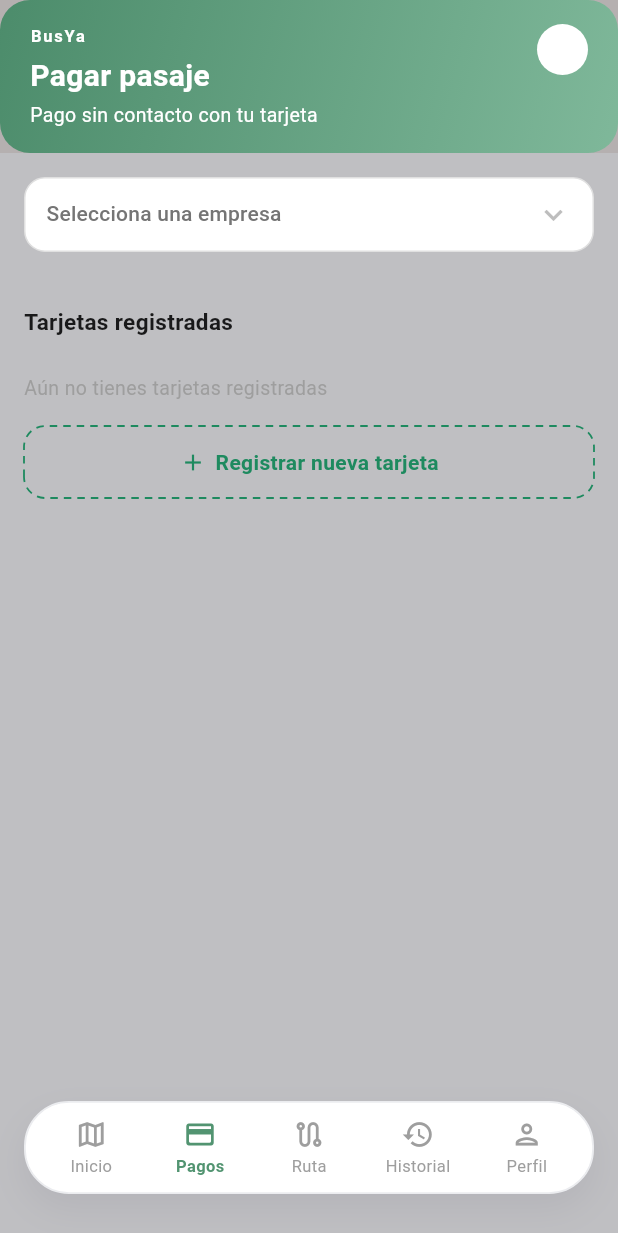
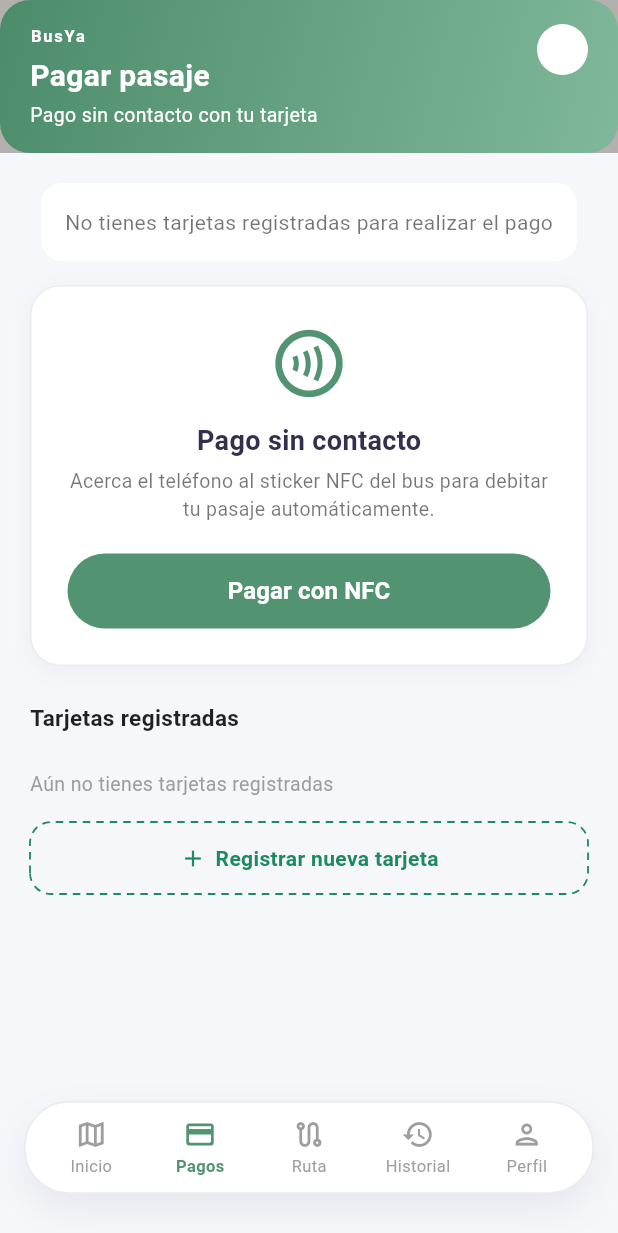
Before and after one commit to SkynetProyect/BusYa---Flutter, a Flutter app: the screen it shows once a user with an empty profile is signed in, item 2 of the bottom bar chosen, on a phone screen of 412 x 824 dp. Shown: the top 1233 px of the screen. Run offline on Flutter 3.47's test engine with Material 3 defaults, Android fonts, the phone set to English and light mode, and no system bars; our stand-ins replace flutter_dotenv, flutter_map, geolocator, latlong2, supabase_flutter; missing offline and left inert: nfc_manager; accounts and stored records are empty.

Commit message:
feat(payments): refactor NfcPayment component and update TransaccionNfc model with geolocation support

```diff
--- /dev/null
+++ b/devtools_options.yaml
@@ -0,0 +1,3 @@
+description: This file stores settings for Dart & Flutter DevTools.
+documentation: https://docs.flutter.dev/tools/devtools/extensions#configure-extension-enablement-states
+extensions:
--- a/lib/interfaces/TransaccionNfcInterface.dart
+++ b/lib/interfaces/TransaccionNfcInterface.dart
@@ -5,6 +5,8 @@ abstract class TransaccionNfcInterface {
   final double monto;
   final DateTime? fechaTransaccion;
   final bool? sincronizadoOffline;
+  final double? latitud;
+  final double? longitud;
 
   TransaccionNfcInterface({
     this.id,
@@ -13,5 +15,7 @@ abstract class TransaccionNfcInterface {
     required this.monto,
     this.fechaTransaccion,
     this.sincronizadoOffline,
+    this.latitud,
+    this.longitud,
   });
 }
--- a/lib/model/TransaccionNfc.dart
+++ b/lib/model/TransaccionNfc.dart
@@ -13,6 +13,10 @@ class TransaccionNfc implements TransaccionNfcInterface {
   final DateTime? fechaTransaccion;
   @override
   final bool? sincronizadoOffline;
+  @override
+  final double? latitud;
+  @override
+  final double? longitud;
 
   TransaccionNfc({
     this.id,
@@ -21,5 +25,7 @@ class TransaccionNfc implements TransaccionNfcInterface {
     required this.monto,
     this.fechaTransaccion,
     this.sincronizadoOffline,
+    this.latitud,
+    this.longitud,
   });
 }
--- a/lib/page/pagos/Pagos.dart
+++ b/lib/page/pagos/Pagos.dart
@@ -1,11 +1,11 @@
 import 'package:flutter/material.dart';
 import 'package:flutter_application_1/page/pagos/componentes/NfcPayment.dart';
 import 'package:flutter_application_1/page/pagos/componentes/RegisteredCards.dart';
-import 'package:flutter_application_1/page/pagos/componentes/TopBar.dart'
-    show TopBar;
+import 'package:flutter_application_1/page/pagos/componentes/TopBar.dart';
 
 class Pagos extends StatelessWidget {
   final String idCliente;
+
   const Pagos({super.key, required this.idCliente});
 
   @override
@@ -15,9 +15,9 @@ class Pagos extends StatelessWidget {
         const TopBar(),
         Expanded(
           child: Container(
-            color: const Color.fromARGB(255, 191, 191, 194),
+            color: const Color(0xFFF6F7FB),
             child: ListView(
-              padding: const EdgeInsets.all(16),
+              padding: const EdgeInsets.all(20),
               children: [
                 NfcPayment(idCliente: idCliente),
                 const SizedBox(height: 24),
--- a/lib/page/pagos/componentes/NfcPayment.dart
+++ b/lib/page/pagos/componentes/NfcPayment.dart
@@ -1,187 +1,255 @@
 import 'package:flutter/material.dart';
-import 'package:flutter_application_1/model/Empresa.dart';
-import 'package:flutter_application_1/model/Ruta.dart';
-import 'package:flutter_application_1/model/Tarjeta.dart';
-import 'package:flutter_application_1/service/rest/empresa/EmpresaService.dart';
-import 'package:flutter_application_1/service/rest/ruta/RutaService.dart';
-import 'package:flutter_application_1/service/rest/tarjeta/TarjetaService.dart';
+import 'package:geolocator/geolocator.dart';
+import '../../../model/Tarjeta.dart';
+import '../../../model/TransaccionNfc.dart';
+import '../../../service/nfc_service.dart';
+import '../../../service/rest/tarjeta/TarjetaService.dart';
+import '../../../service/rest/transaccion_nfc/TransaccionNfcService.dart';
+import '../../../widget/custombutton/custom_button.dart';
 
 class NfcPayment extends StatefulWidget {
   final String idCliente;
-  final void Function(Empresa empresa, Ruta ruta, Tarjeta tarjeta)? onPagar;
 
-  const NfcPayment({super.key, required this.idCliente, this.onPagar});
+  const NfcPayment({super.key, required this.idCliente});
 
   @override
   State<NfcPayment> createState() => _NfcPaymentState();
 }
 
 class _NfcPaymentState extends State<NfcPayment> {
-  static const green = Color(0xFF1E8A5F);
+  static const darkPurple = Color(0xFF33304E);
+  static const greenPrimary = Color(0xFF529471);
 
-  final _empresaService = EmpresaService();
-  final _rutaService = RutaService();
   final _tarjetaService = TarjetaService();
+  final _transaccionService = TransaccionNfcService();
 
-  late Future<List<Empresa>> _futureEmpresas;
-  Future<List<Ruta>>? _futureRutas;
-  Future<List<Tarjeta>>? _futureTarjetas;
-
-  Empresa? _empresaSeleccionada;
-  Ruta? _rutaSeleccionada;
+  late Future<List<Tarjeta>> _futureTarjetas;
   Tarjeta? _tarjetaSeleccionada;
+  bool _isProcessing = false;
 
   @override
   void initState() {
     super.initState();
-    _futureEmpresas = _empresaService.getAll();
     _futureTarjetas = _tarjetaService.getByClienteId(widget.idCliente);
   }
 
-  void _onEmpresaChanged(Empresa? empresa) {
-    setState(() {
-      _empresaSeleccionada = empresa;
-      _rutaSeleccionada = null;
-      _futureRutas = empresa != null
-          ? _rutaService.getByEmpresaId(empresa.id!)
-          : null;
-    });
+  void _iniciarPagoNfc() async {
+    if (_tarjetaSeleccionada == null) {
+      _mostrarSnackBar('Por favor selecciona una tarjeta para pagar');
+      return;
     }
 
-  void _onRutaChanged(Ruta? ruta) {
-    setState(() => _rutaSeleccionada = ruta);
+    setState(() => _isProcessing = true);
+    _mostrarBottomSheetEscaneo();
+
+    await NfcService.startSession(
+      onSuccess: (dataNfc) async {
+        if (mounted) Navigator.pop(context); // Cierra BottomSheet
+        await _procesarCobro(dataNfc);
+      },
+      onError: (error) {
+        if (mounted) {
+          Navigator.pop(context);
+          setState(() => _isProcessing = false);
+          _mostrarSnackBar(error);
         }
-
-  void _onTarjetaChanged(Tarjeta? tarjeta) {
-    setState(() => _tarjetaSeleccionada = tarjeta);
-  }
-
-  bool get _listoParaPagar =>
-      _empresaSeleccionada != null &&
-      _rutaSeleccionada != null &&
-      _tarjetaSeleccionada != null;
-
-  void _handlePagar() {
-    if (!_listoParaPagar) return;
-    widget.onPagar?.call(
-      _empresaSeleccionada!,
-      _rutaSeleccionada!,
-      _tarjetaSeleccionada!,
+      },
     );
   }
 
-  String _numeroEnmascarado(Tarjeta tarjeta) {
-    return '•••• ${tarjeta.ultimosCuatroDigitos}';
+  Future<void> _procesarCobro(Map<String, dynamic> dataNfc) async {
+    try {
+      // 1. Obtener coordenadas de abordaje GPS
+      Position? position;
+      try {
+        position = await Geolocator.getCurrentPosition(
+          desiredAccuracy: LocationAccuracy.high,
+        );
+      } catch (_) {}
+
+      final int idBus = dataNfc['id_bus'] ?? 1;
+      final double montoPasaje = (dataNfc['tarifa'] ?? 3200).toDouble();
+
+      // 2. Crear objeto TransaccionNfc
+      final nuevaTransaccion = TransaccionNfc(
+        idBilletera: widget.idCliente,
+        idBus: idBus,
+        monto: montoPasaje,
+        sincronizadoOffline: false,
+        latitud: position?.latitude,
+        longitud: position?.longitude,
+      );
+
+      // 3. Persistir en Supabase mediante el servicio
+      await _transaccionService.create(nuevaTransaccion);
+
+      if (mounted) {
+        _mostrarDialogoExito(montoPasaje);
+      }
+    } catch (e) {
+      if (mounted) _mostrarSnackBar('Error al registrar transacción: $e');
+    } finally {
+      if (mounted) setState(() => _isProcessing = false);
+    }
+  }
+
+  void _mostrarBottomSheetEscaneo() {
+    showModalBottomSheet(
+      context: context,
+      isDismissible: false,
+      shape: const RoundedRectangleBorder(
+        borderRadius: BorderRadius.vertical(top: Radius.circular(24)),
+      ),
+      builder: (context) => Container(
+        padding: const EdgeInsets.all(24),
+        height: 280,
+        child: Column(
+          mainAxisAlignment: MainAxisAlignment.center,
+          children: [
+            const Icon(Icons.nfc_rounded, size: 64, color: greenPrimary),
+            const SizedBox(height: 16),
+            const Text(
+              'Acerque su teléfono al bus',
+              style: TextStyle(
+                fontSize: 18,
+                fontWeight: FontWeight.bold,
+                color: darkPurple,
+              ),
+            ),
+            const SizedBox(height: 8),
+            const Text(
+              'Mantenga el teléfono cerca del sticker NFC',
+              style: TextStyle(color: Colors.black54),
+            ),
+            const SizedBox(height: 16),
+            TextButton(
+              onPressed: () {
+                NfcService.stopSession();
+                Navigator.pop(context);
+                setState(() => _isProcessing = false);
+              },
+              child: const Text(
+                'Cancelar',
+                style: TextStyle(color: Colors.red),
+              ),
+            ),
+          ],
+        ),
+      ),
+    );
+  }
+
+  void _mostrarDialogoExito(double monto) {
+    showDialog(
+      context: context,
+      builder: (_) => AlertDialog(
+        shape: RoundedRectangleBorder(borderRadius: BorderRadius.circular(20)),
+        title: const Column(
+          children: [
+            Icon(Icons.check_circle, color: greenPrimary, size: 54),
+            SizedBox(height: 8),
+            Text('¡Pasaje Pagado!', style: TextStyle(color: darkPurple)),
+          ],
+        ),
+        content: Text(
+          'Se debitaron \$${monto.toStringAsFixed(0)} de tu tarjeta ${_tarjetaSeleccionada?.marca} •••• ${_tarjetaSeleccionada?.ultimosCuatroDigitos}.',
+        ),
+        actions: [
+          TextButton(
+            onPressed: () => Navigator.pop(context),
+            child: const Text('Aceptar', style: TextStyle(color: greenPrimary)),
+          ),
+        ],
+      ),
+    );
+  }
+
+  void _mostrarSnackBar(String msg) {
+    ScaffoldMessenger.of(
+      context,
+    ).showSnackBar(SnackBar(content: Text(msg), backgroundColor: darkPurple));
   }
 
   @override
   Widget build(BuildContext context) {
     return Column(
-      crossAxisAlignment: CrossAxisAlignment.stretch,
       children: [
-        // --- Selector de Empresa ---
-        FutureBuilder<List<Empresa>>(
-          future: _futureEmpresas,
+        // --- Selector de Tarjeta Registrada ---
+        FutureBuilder<List<Tarjeta>>(
+          future: _futureTarjetas,
           builder: (context, snapshot) {
             if (snapshot.connectionState == ConnectionState.waiting) {
-              return _loadingCard('Cargando empresas...');
+              return const Center(
+                child: CircularProgressIndicator(color: greenPrimary),
+              );
             }
-            if (snapshot.hasError || !snapshot.hasData) {
-              return _errorCard('No se pudieron cargar las empresas');
+            if (snapshot.hasError ||
+                !snapshot.hasData ||
+                snapshot.data!.isEmpty) {
+              return Container(
+                padding: const EdgeInsets.all(16),
+                decoration: BoxDecoration(
+                  color: Colors.white,
+                  borderRadius: BorderRadius.circular(14),
+                ),
+                child: const Text(
+                  'No tienes tarjetas registradas para realizar el pago',
+                  style: TextStyle(color: Colors.black54),
+                ),
+              );
             }
-            final empresas = snapshot.data!;
-            return _DropdownCard<Empresa>(
-              hint: 'Selecciona una empresa',
-              value: _empresaSeleccionada,
-              items: empresas
-                  .map((e) => DropdownMenuItem(value: e, child: Text(e.nombre)))
-                  .toList(),
-              onChanged: _onEmpresaChanged,
+
+            final tarjetas = snapshot.data!;
+            _tarjetaSeleccionada ??= tarjetas.first;
+
+            return Container(
+              padding: const EdgeInsets.symmetric(horizontal: 16, vertical: 4),
+              decoration: BoxDecoration(
+                color: Colors.white,
+                borderRadius: BorderRadius.circular(16),
+                border: Border.all(color: const Color(0xFFEBECEF)),
+              ),
+              child: DropdownButtonHideUnderline(
+                child: DropdownButton<Tarjeta>(
+                  isExpanded: true,
+                  value: _tarjetaSeleccionada,
+                  icon: const Icon(
+                    Icons.keyboard_arrow_down,
+                    color: greenPrimary,
+                  ),
+                  items: tarjetas.map((t) {
+                    return DropdownMenuItem(
+                      value: t,
+                      child: Text(
+                        '${t.marca} •••• ${t.ultimosCuatroDigitos}',
+                        style: const TextStyle(
+                          color: darkPurple,
+                          fontWeight: FontWeight.w600,
+                        ),
+                      ),
+                    );
+                  }).toList(),
+                  onChanged: (val) =>
+                      setState(() => _tarjetaSeleccionada = val),
+                ),
+              ),
             );
           },
         ),
 
-        const SizedBox(height: 12),
+        const SizedBox(height: 16),
 
-        // --- Selector de Ruta (depende de Empresa) ---
-        if (_empresaSeleccionada != null)
-          FutureBuilder<List<Ruta>>(
-            future: _futureRutas,
-            builder: (context, snapshot) {
-              if (snapshot.connectionState == ConnectionState.waiting) {
-                return _loadingCard('Cargando rutas...');
-              }
-              if (snapshot.hasError || !snapshot.hasData) {
-                return _errorCard('No se pudieron cargar las rutas');
-              }
-              final rutas = snapshot.data!;
-              if (rutas.isEmpty) {
-                return _errorCard('Esta empresa no tiene rutas disponibles');
-              }
-              return _DropdownCard<Ruta>(
-                hint: 'Selecciona una ruta',
-                value: _rutaSeleccionada,
-                items: rutas
-                    .map(
-                      (r) => DropdownMenuItem(value: r, child: Text(r.nombre)),
-                    )
-                    .toList(),
-                onChanged: _onRutaChanged,
-              );
-            },
-          ),
-
-        if (_empresaSeleccionada != null) const SizedBox(height: 12),
-
-        // --- Selector de Tarjeta ---
-        if (_rutaSeleccionada != null)
-          FutureBuilder<List<Tarjeta>>(
-            future: _futureTarjetas,
-            builder: (context, snapshot) {
-              if (snapshot.connectionState == ConnectionState.waiting) {
-                return _loadingCard('Cargando tarjetas...');
-              }
-              if (snapshot.hasError || !snapshot.hasData) {
-                return _errorCard('No se pudieron cargar tus tarjetas');
-              }
-              final tarjetas = snapshot.data!;
-              if (tarjetas.isEmpty) {
-                return _errorCard('No tienes tarjetas registradas');
-              }
-              return _DropdownCard<Tarjeta>(
-                hint: 'Selecciona una tarjeta',
-                value: _tarjetaSeleccionada,
-                items: tarjetas
-                    .map(
-                      (t) => DropdownMenuItem(
-                        value: t,
-                        child: Text('${t.marca} ${_numeroEnmascarado(t)}'),
-                      ),
-                    )
-                    .toList(),
-                onChanged: _onTarjetaChanged,
-              );
-            },
-          ),
-
-        if (_rutaSeleccionada != null) const SizedBox(height: 12),
-
-        // --- Tarjeta de pago NFC ---
-        if (_listoParaPagar) _buildPaymentCard(),
-      ],
-    );
-  }
-
-  Widget _buildPaymentCard() {
-    return Container(
+        // --- Tarjeta de Acción NFC ---
+        Container(
           width: double.infinity,
-      padding: const EdgeInsets.symmetric(vertical: 24, horizontal: 20),
+          padding: const EdgeInsets.all(24),
           decoration: BoxDecoration(
             color: Colors.white,
-        borderRadius: BorderRadius.circular(18),
+            borderRadius: BorderRadius.circular(20),
+            border: Border.all(color: const Color(0xFFEBECEF)),
             boxShadow: [
               BoxShadow(
-            color: Colors.black.withOpacity(0.05),
+                color: darkPurple.withOpacity(0.05),
                 blurRadius: 12,
                 offset: const Offset(0, 4),
               ),
@@ -190,129 +258,35 @@ class _NfcPaymentState extends State<NfcPayment> {
           child: Column(
             children: [
               const Icon(
-            Icons.wifi,
-            color: green,
-            size: 40,
-          ), // placeholder NFC icon
+                Icons.contactless_outlined,
+                color: greenPrimary,
+                size: 54,
+              ),
               const SizedBox(height: 12),
-          // TODO: Ruta no tiene campo `precio` — ajusta esto según
-          // cómo calcules la tarifa (fijo, por distancia, etc.)
               const Text(
-            '\$ 3.200',
+                'Pago sin contacto',
                 style: TextStyle(
-              fontSize: 24,
+                  fontSize: 18,
                   fontWeight: FontWeight.bold,
-              color: Colors.black87,
+                  color: darkPurple,
                 ),
               ),
               const SizedBox(height: 4),
-          Text(
-            '${_tarjetaSeleccionada!.marca} ${_numeroEnmascarado(_tarjetaSeleccionada!)}',
-            style: TextStyle(fontSize: 13, color: Colors.grey[600]),
+              const Text(
+                'Acerca el teléfono al sticker NFC del bus para debitar tu pasaje automáticamente.',
+                textAlign: TextAlign.center,
+                style: TextStyle(color: Colors.black54, fontSize: 13),
               ),
               const SizedBox(height: 20),
-          SizedBox(
-            width: double.infinity,
-            child: ElevatedButton(
-              onPressed: _handlePagar,
-              style: ElevatedButton.styleFrom(
-                backgroundColor: green,
-                padding: const EdgeInsets.symmetric(vertical: 14),
-                shape: RoundedRectangleBorder(
-                  borderRadius: BorderRadius.circular(30),
+              CustomButton(
+                text: 'Pagar con NFC',
+                isLoading: _isProcessing,
+                onPressed: _iniciarPagoNfc,
               ),
-              ),
-              child: const Text(
-                'Pagar con NFC',
-                style: TextStyle(
-                  color: Colors.white,
-                  fontWeight: FontWeight.w600,
-                  fontSize: 15,
-                ),
-              ),
+            ],
           ),
         ),
       ],
-      ),
-    );
-  }
-
-  Widget _loadingCard(String message) {
-    return Container(
-      padding: const EdgeInsets.symmetric(vertical: 16),
-      decoration: BoxDecoration(
-        color: Colors.white,
-        borderRadius: BorderRadius.circular(14),
-        border: Border.all(color: Colors.grey.shade300),
-      ),
-      child: Center(
-        child: Row(
-          mainAxisAlignment: MainAxisAlignment.center,
-          children: [
-            const SizedBox(
-              width: 16,
-              height: 16,
-              child: CircularProgressIndicator(strokeWidth: 2, color: green),
-            ),
-            const SizedBox(width: 10),
-            Text(message, style: const TextStyle(fontSize: 13)),
-          ],
-        ),
-      ),
-    );
-  }
-
-  Widget _errorCard(String message) {
-    return Container(
-      padding: const EdgeInsets.symmetric(vertical: 14, horizontal: 14),
-      decoration: BoxDecoration(
-        color: Colors.white,
-        borderRadius: BorderRadius.circular(14),
-        border: Border.all(color: Colors.red.shade200),
-      ),
-      child: Text(
-        message,
-        style: TextStyle(fontSize: 13, color: Colors.red.shade700),
-      ),
     );
   }
 }
-
-class _DropdownCard<T> extends StatelessWidget {
-  final String hint;
-  final T? value;
-  final List<DropdownMenuItem<T>> items;
-  final ValueChanged<T?> onChanged;
-
-  const _DropdownCard({
-    required this.hint,
-    required this.value,
-    required this.items,
-    required this.onChanged,
-  });
-
-  @override
-  Widget build(BuildContext context) {
-    return Container(
-      padding: const EdgeInsets.symmetric(horizontal: 14),
-      decoration: BoxDecoration(
-        color: Colors.white,
-        borderRadius: BorderRadius.circular(14),
-        border: Border.all(color: Colors.grey.shade300),
-      ),
-      child: DropdownButtonHideUnderline(
-        child: DropdownButton<T>(
-          isExpanded: true,
-          value: value,
-          hint: Text(
-            hint,
-            style: TextStyle(color: Colors.grey[600], fontSize: 14),
-          ),
-          icon: const Icon(Icons.keyboard_arrow_down),
-          items: items,
-          onChanged: onChanged,
-        ),
-      ),
-    );
-  }
-}
```
Lines whose indentation alone changed are shown as unchanged.
